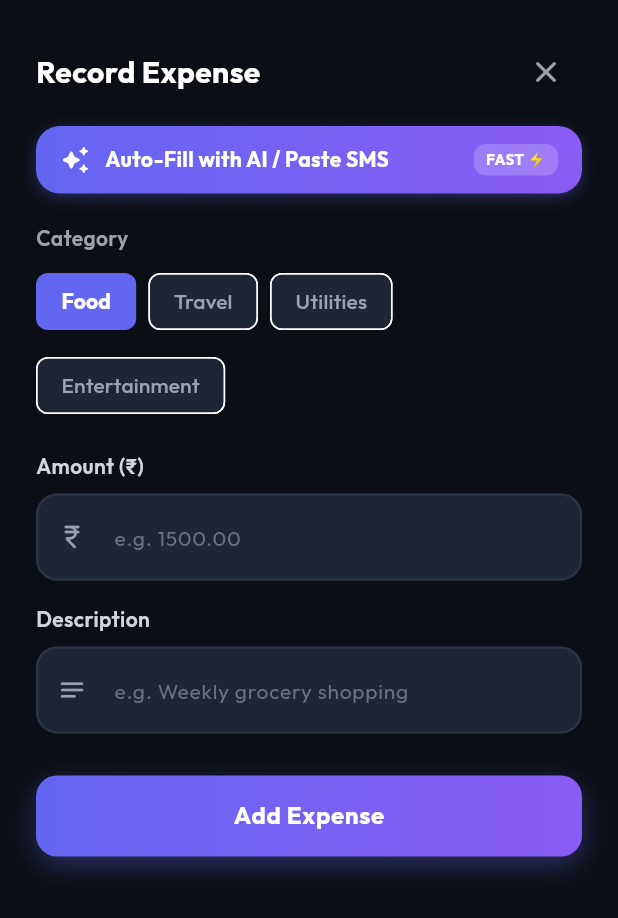
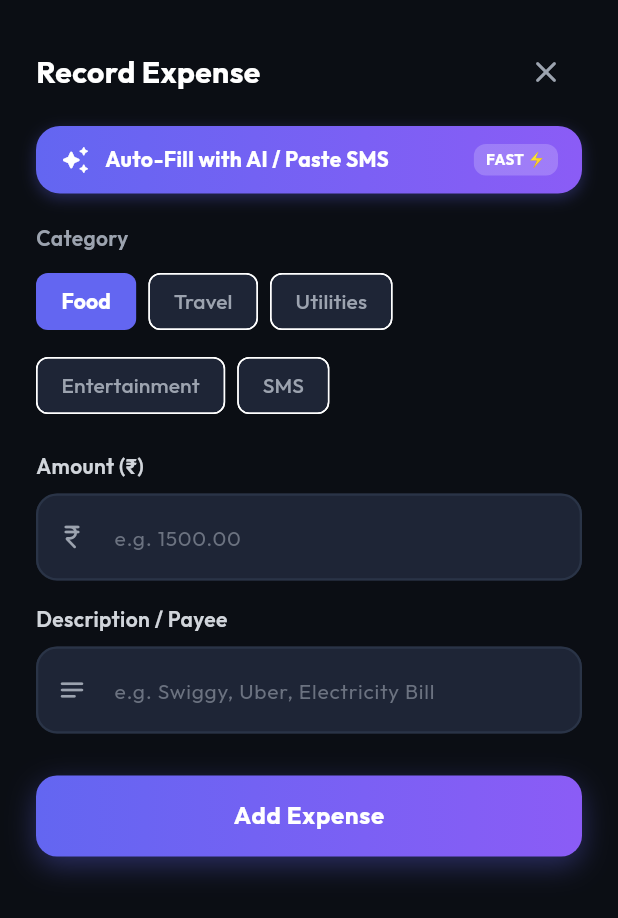
Before and after one commit to SakinaKheraj/Kite, a Flutter app: the AddExpenseBottomSheet widget shown alone on an empty page, opened directly with empty values, on a phone screen of 412 x 824 dp. Shown: the top 918 px of the screen. Run offline on Flutter 3.47's test engine with Material 3 defaults, Android fonts, the phone set to English and light mode, and no system bars; our stand-ins replace dio, equatable, flutter_bloc, flutter_secure_storage, google_fonts; accounts and stored records are empty; network calls fail.

Commit message:
Add Edit Expense feature, SMS category, and Date/Month section grouping

```diff
--- a/frontend/kite_ui/lib/core/network/api_client.dart
+++ b/frontend/kite_ui/lib/core/network/api_client.dart
@@ -46,6 +46,10 @@ class ApiClient {
     return await dio.post(path, data: data);
   }
 
+  Future<Response> put(String path, {dynamic data}) async {
+    return await dio.put(path, data: data);
+  }
+
   Future<Response> delete(String path) async {
     return await dio.delete(path);
   }
--- a/frontend/kite_ui/lib/core/network/endpoints.dart
+++ b/frontend/kite_ui/lib/core/network/endpoints.dart
@@ -19,6 +19,7 @@ class Endpoints {
   static String userExpenses(String userId) => '/v1/expenses/user/$userId';
   static String userExpenseSummary(String userId) => '/v1/expenses/summary/$userId';
   static const String addExpense = '/v1/expenses';
+  static const String updateExpense = '/v1/expenses';
   static String deleteExpense(dynamic id) => '/v1/expenses/$id';
 
   // AI DS Endpoints
--- a/frontend/kite_ui/lib/features/expense/domain/repositories/expense_repository.dart
+++ b/frontend/kite_ui/lib/features/expense/domain/repositories/expense_repository.dart
@@ -5,5 +5,6 @@ abstract class ExpenseRepository {
   Future<List<ExpenseEntity>> getExpenses(String userId);
   Future<ExpenseSummaryEntity> getExpenseSummary(String userId);
   Future<bool> addExpense(ExpenseEntity expense);
+  Future<bool> updateExpense(ExpenseEntity expense);
   Future<bool> deleteExpense(dynamic id);
 }
--- /dev/null
+++ b/frontend/kite_ui/lib/features/expense/domain/usecases/update_expense_usecase.dart
@@ -0,0 +1,12 @@
+import '../entities/expense_entity.dart';
+import '../repositories/expense_repository.dart';
+
+class UpdateExpenseUseCase {
+  final ExpenseRepository repository;
+
+  UpdateExpenseUseCase(this.repository);
+
+  Future<bool> execute(ExpenseEntity expense) async {
+    return await repository.updateExpense(expense);
+  }
+}
--- a/frontend/kite_ui/lib/features/expense/presentation/bloc/expense_event.dart
+++ b/frontend/kite_ui/lib/features/expense/presentation/bloc/expense_event.dart
@@ -26,6 +26,15 @@ class AddExpenseSubmitted extends ExpenseEvent {
   List<Object?> get props => [expense];
 }
 
+class UpdateExpenseSubmitted extends ExpenseEvent {
+  final ExpenseEntity expense;
+
+  const UpdateExpenseSubmitted(this.expense);
+
+  @override
+  List<Object?> get props => [expense];
+}
+
 class DeleteExpenseRequested extends ExpenseEvent {
   final dynamic id;
   final String userId;
--- a/frontend/kite_ui/lib/features/expense/presentation/widgets/add_expense_bottom_sheet.dart
+++ b/frontend/kite_ui/lib/features/expense/presentation/widgets/add_expense_bottom_sheet.dart
@@ -9,12 +9,14 @@ import 'ai_sms_input_modal.dart';
 class AddExpenseBottomSheet extends StatefulWidget {
   final String userId;
   final List<String> availableCategories;
+  final ExpenseEntity? initialExpense;
   final Function(ExpenseEntity) onSubmit;
 
   const AddExpenseBottomSheet({
     super.key,
     required this.userId,
     required this.availableCategories,
+    this.initialExpense,
     required this.onSubmit,
   });
 
@@ -24,22 +26,42 @@ class AddExpenseBottomSheet extends StatefulWidget {
 
 class _AddExpenseBottomSheetState extends State<AddExpenseBottomSheet> {
   final _formKey = GlobalKey<FormState>();
-  final _amountController = TextEditingController();
-  final _descriptionController = TextEditingController();
+  late final TextEditingController _amountController;
+  late final TextEditingController _descriptionController;
   late String _selectedCategory;
   bool _isAutoFilled = false;
-  double _aiConfidence = 0.95;
 
   @override
   void initState() {
     super.initState();
-    final categories = widget.availableCategories.isNotEmpty
-        ? widget.availableCategories
-        : ['Food', 'Travel', 'Utilities', 'Entertainment'];
+    final expense = widget.initialExpense;
+    _amountController = TextEditingController(
+      text: expense != null && expense.amount > 0 ? expense.amount.toStringAsFixed(2) : '',
+    );
+    _descriptionController = TextEditingController(
+      text: expense != null ? expense.description : '',
+    );
+
+    final categories = _buildCategoryList();
+    if (expense != null && expense.category.isNotEmpty) {
+      _selectedCategory = categories.firstWhere(
+        (c) => c.toLowerCase() == expense.category.toLowerCase(),
+        orElse: () => categories.first,
+      );
+    } else {
       _selectedCategory = categories.firstWhere(
         (c) => c.toLowerCase() != 'all',
         orElse: () => 'Food',
       );
+    }
+  }
+
+  List<String> _buildCategoryList() {
+    final list = widget.availableCategories.isNotEmpty
+        ? widget.availableCategories.where((c) => c.toLowerCase() != 'all').toList()
+        : ['Food', 'Travel', 'Utilities', 'Entertainment', 'SMS'];
+    if (!list.contains('SMS')) list.add('SMS');
+    return list;
   }
 
   @override
@@ -64,27 +86,20 @@ class _AddExpenseBottomSheetState extends State<AddExpenseBottomSheet> {
           _descriptionController.text = result.description;
         }
 
-        // Category mapping & fallback
-        final categories = (widget.availableCategories.isNotEmpty
-                ? widget.availableCategories
-                : ['Food', 'Travel', 'Utilities', 'Entertainment'])
-            .where((c) => c.toLowerCase() != 'all')
-            .toList();
-
+        final categories = _buildCategoryList();
         final match = categories.firstWhere(
           (c) => c.toLowerCase() == result.category.toLowerCase(),
-          orElse: () => categories.first,
+          orElse: () => 'SMS',
         );
         _selectedCategory = match;
         _isAutoFilled = true;
-        _aiConfidence = result.confidence;
       });
 
       ScaffoldMessenger.of(context).showSnackBar(
-        SnackBar(
+        const SnackBar(
           content: Text(
-            '✨ Auto-filled from SMS with ${(_aiConfidence * 100).toStringAsFixed(0)}% confidence!',
-            style: const TextStyle(fontWeight: FontWeight.bold),
+            '✨ Expense auto-filled from SMS!',
+            style: TextStyle(fontWeight: FontWeight.bold),
           ),
           backgroundColor: AppColors.secondary,
           behavior: SnackBarBehavior.floating,
@@ -97,11 +112,13 @@ class _AddExpenseBottomSheetState extends State<AddExpenseBottomSheet> {
     if (_formKey.currentState!.validate()) {
       final amount = double.parse(_amountController.text.trim());
       final expense = ExpenseEntity(
+        id: widget.initialExpense?.id,
         userId: widget.userId,
         amount: amount,
         category: _selectedCategory,
         description: _descriptionController.text.trim(),
         currency: 'INR',
+        createdAt: widget.initialExpense?.createdAt,
       );
       widget.onSubmit(expense);
       Navigator.pop(context);
@@ -110,11 +127,8 @@ class _AddExpenseBottomSheetState extends State<AddExpenseBottomSheet> {
 
   @override
   Widget build(BuildContext context) {
-    final categories = (widget.availableCategories.isNotEmpty
-            ? widget.availableCategories
-            : ['Food', 'Travel', 'Utilities', 'Entertainment'])
-        .where((c) => c.toLowerCase() != 'all')
-        .toList();
+    final categories = _buildCategoryList();
+    final isEditing = widget.initialExpense != null;
 
     return Padding(
       padding: EdgeInsets.only(
@@ -133,9 +147,9 @@ class _AddExpenseBottomSheetState extends State<AddExpenseBottomSheet> {
               Row(
                 mainAxisAlignment: MainAxisAlignment.spaceBetween,
                 children: [
-                  const Text(
-                    'Record Expense',
-                    style: TextStyle(
+                  Text(
+                    isEditing ? 'Edit Expense' : 'Record Expense',
+                    style: const TextStyle(
                       fontSize: 20,
                       fontWeight: FontWeight.bold,
                       color: Colors.white,
@@ -149,6 +163,7 @@ class _AddExpenseBottomSheetState extends State<AddExpenseBottomSheet> {
               ),
               const SizedBox(height: 12),
 
+              if (!isEditing) ...[
                 // AI Auto-Fill Action Banner
                 InkWell(
                   onTap: _openAiSmsModal,
@@ -202,7 +217,6 @@ class _AddExpenseBottomSheetState extends State<AddExpenseBottomSheet> {
                     ),
                   ),
                 ),
-
                 if (_isAutoFilled) ...[
                   const SizedBox(height: 10),
                   Container(
@@ -211,14 +225,14 @@ class _AddExpenseBottomSheetState extends State<AddExpenseBottomSheet> {
                       color: AppColors.secondary.withAlpha(30),
                       borderRadius: BorderRadius.circular(8),
                     ),
-                  child: Row(
+                    child: const Row(
                       mainAxisSize: MainAxisSize.min,
                       children: [
-                      const Icon(Icons.check_circle_rounded, color: AppColors.secondary, size: 16),
-                      const SizedBox(width: 6),
+                        Icon(Icons.check_circle_rounded, color: AppColors.secondary, size: 16),
+                        SizedBox(width: 6),
                         Text(
-                        'Fields pre-filled via Mistral AI (${(_aiConfidence * 100).toStringAsFixed(0)}% match)',
-                        style: const TextStyle(
+                          'Expense auto-filled from bank SMS',
+                          style: TextStyle(
                             color: AppColors.secondary,
                             fontSize: 11,
                             fontWeight: FontWeight.bold,
@@ -229,6 +243,7 @@ class _AddExpenseBottomSheetState extends State<AddExpenseBottomSheet> {
                   ),
                 ],
                 const SizedBox(height: 20),
+              ],
 
               // Category Selector Chips
               Text(
@@ -282,17 +297,17 @@ class _AddExpenseBottomSheetState extends State<AddExpenseBottomSheet> {
               ),
               const SizedBox(height: 16),
 
-              // Description Input
+              // Description Input (Merchant Name e.g. Swiggy, Uber)
               CustomTextField(
                 controller: _descriptionController,
-                label: 'Description',
-                hintText: 'e.g. Weekly grocery shopping',
+                label: 'Description / Payee',
+                hintText: 'e.g. Swiggy, Uber, Electricity Bill',
                 prefixIcon: Icons.notes_rounded,
               ),
               const SizedBox(height: 28),
 
               PrimaryButton(
-                text: 'Add Expense',
+                text: isEditing ? 'Update Expense' : 'Add Expense',
                 onPressed: _handleSubmit,
               ),
               const SizedBox(height: 24),
--- a/frontend/kite_ui/lib/main.dart
+++ b/frontend/kite_ui/lib/main.dart
@@ -25,6 +25,7 @@ import 'features/expense/domain/usecases/delete_expense_usecase.dart';
 import 'features/expense/domain/usecases/get_expense_summary_usecase.dart';
 import 'features/expense/domain/usecases/get_expenses_usecase.dart';
 import 'features/expense/domain/usecases/parse_sms_usecase.dart';
+import 'features/expense/domain/usecases/update_expense_usecase.dart';
 import 'features/expense/presentation/bloc/ai_parser_bloc.dart';
 import 'features/expense/presentation/bloc/expense_bloc.dart';
 import 'features/expense/presentation/screens/expense_dashboard_screen.dart';
@@ -57,6 +58,7 @@ void main() {
   final getExpensesUseCase = GetExpensesUseCase(expenseRepository);
   final getExpenseSummaryUseCase = GetExpenseSummaryUseCase(expenseRepository);
   final addExpenseUseCase = AddExpenseUseCase(expenseRepository);
+  final updateExpenseUseCase = UpdateExpenseUseCase(expenseRepository);
   final deleteExpenseUseCase = DeleteExpenseUseCase(expenseRepository);
 
   // AI Parser Data Source & Use Case
@@ -74,6 +76,7 @@ void main() {
     getExpensesUseCase: getExpensesUseCase,
     getExpenseSummaryUseCase: getExpenseSummaryUseCase,
     addExpenseUseCase: addExpenseUseCase,
+    updateExpenseUseCase: updateExpenseUseCase,
     deleteExpenseUseCase: deleteExpenseUseCase,
   );
 
```
Also changed, not shown: frontend/kite_ui/lib/features/expense/data/datasources/expense_remote_data_source.dart (+12 -0 lines), frontend/kite_ui/lib/features/expense/data/repositories/expense_repository_impl.dart (+14 -0 lines), frontend/kite_ui/lib/features/expense/presentation/bloc/expense_bloc.dart (+21 -0 lines), frontend/kite_ui/lib/features/expense/presentation/screens/expense_dashboard_screen.dart (+76 -7 lines), frontend/kite_ui/lib/features/expense/presentation/widgets/expense_tile.dart (+22 -10 lines), 3 other files. Lines whose indentation alone changed are shown as unchanged.
